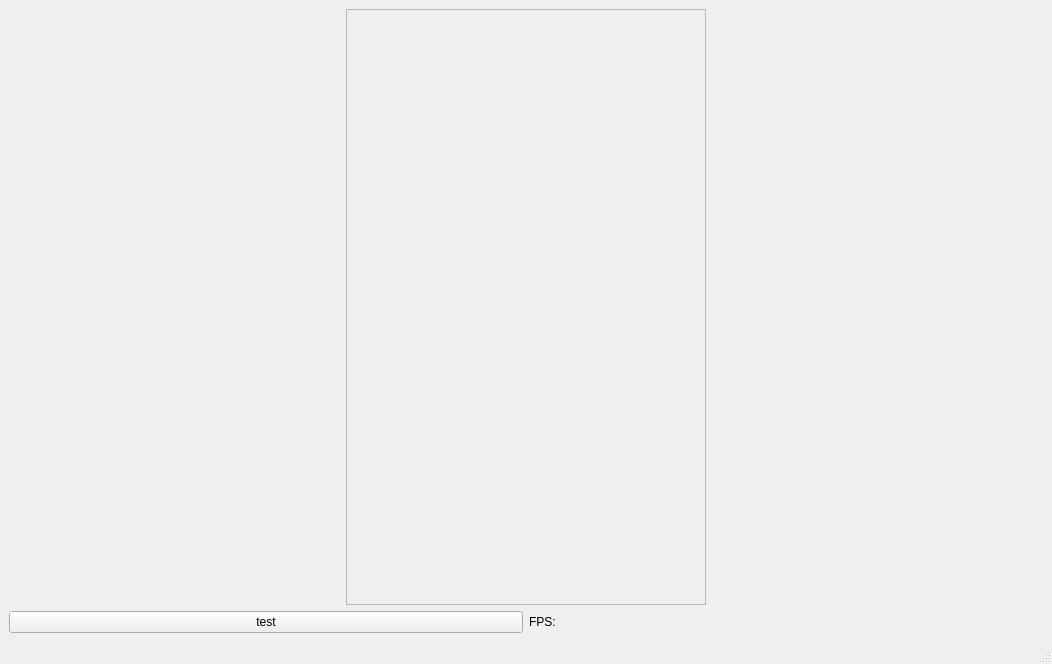
This is mainwindow.ui in jsjsjs000/imx8mp_qt_ar0521_isp_tool as Qt 5 draws it before an edit. The edited form follows.
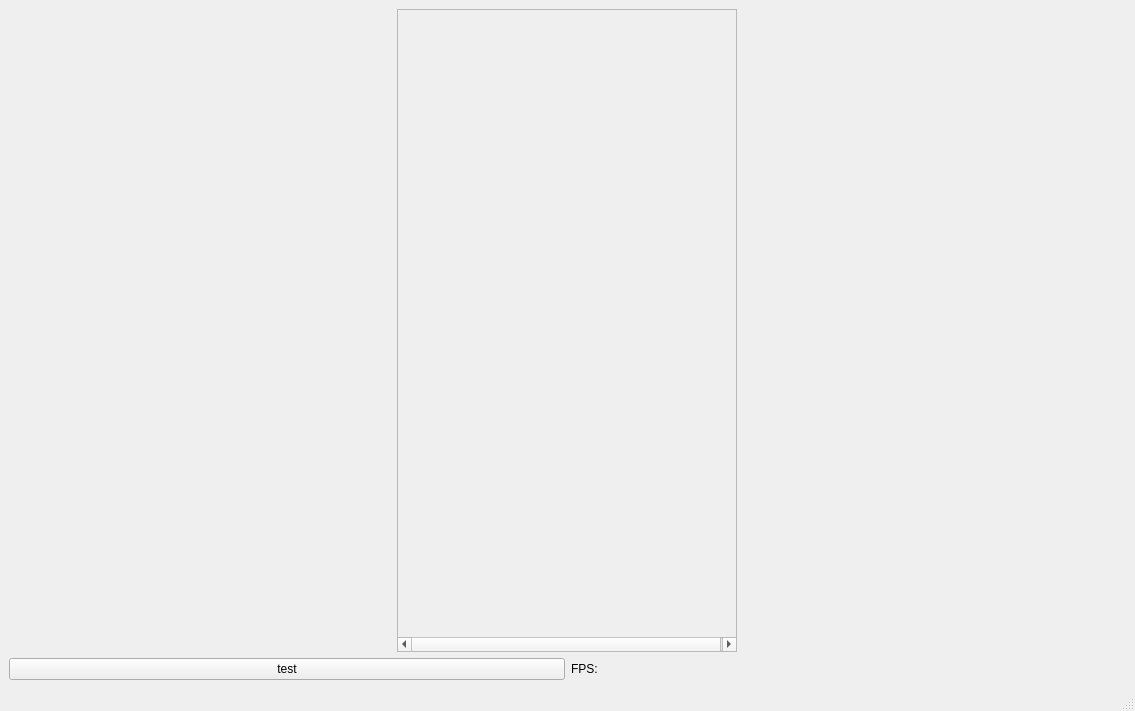
This is the edited form.

```diff
--- a/mainwindow.ui
+++ b/mainwindow.ui
@@ -6,8 +6,8 @@
    <rect>
     <x>0</x>
     <y>0</y>
-    <width>1052</width>
-    <height>664</height>
+    <width>1135</width>
+    <height>711</height>
    </rect>
   </property>
   <property name="windowTitle">
@@ -25,9 +25,15 @@
           <verstretch>0</verstretch>
          </sizepolicy>
         </property>
+        <property name="minimumSize">
+         <size>
+          <width>340</width>
+          <height>300</height>
+         </size>
+        </property>
         <property name="maximumSize">
          <size>
-          <width>360</width>
+          <width>340</width>
           <height>16777215</height>
          </size>
         </property>
@@ -39,10 +45,16 @@
           <rect>
            <x>0</x>
            <y>0</y>
-           <width>358</width>
-           <height>567</height>
+           <width>340</width>
+           <height>614</height>
           </rect>
          </property>
+         <property name="minimumSize">
+          <size>
+           <width>340</width>
+           <height>300</height>
+          </size>
+         </property>
          <layout class="QGridLayout" name="gridLayout">
           <property name="leftMargin">
            <number>0</number>
```
Left out of the diff: 2 changed lines with no effect on the pictures.
